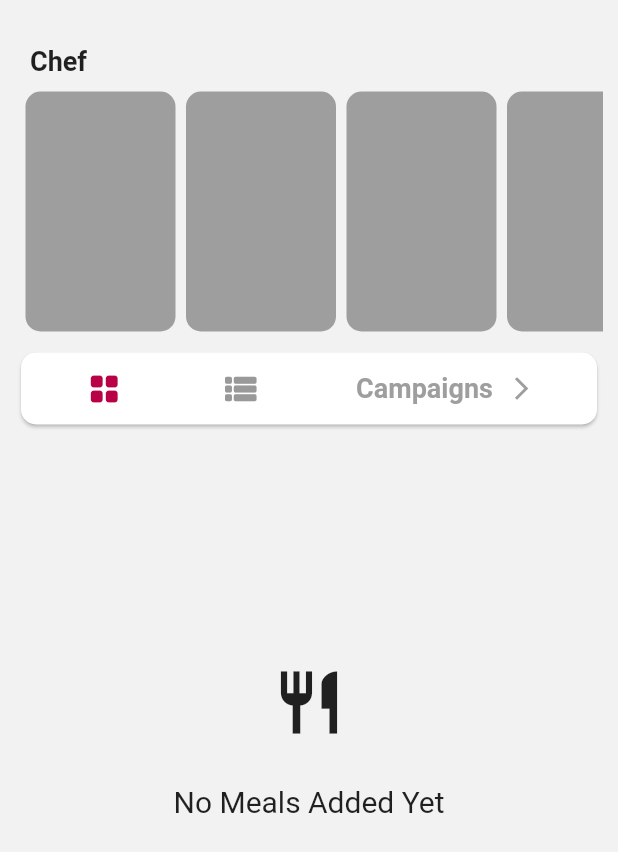
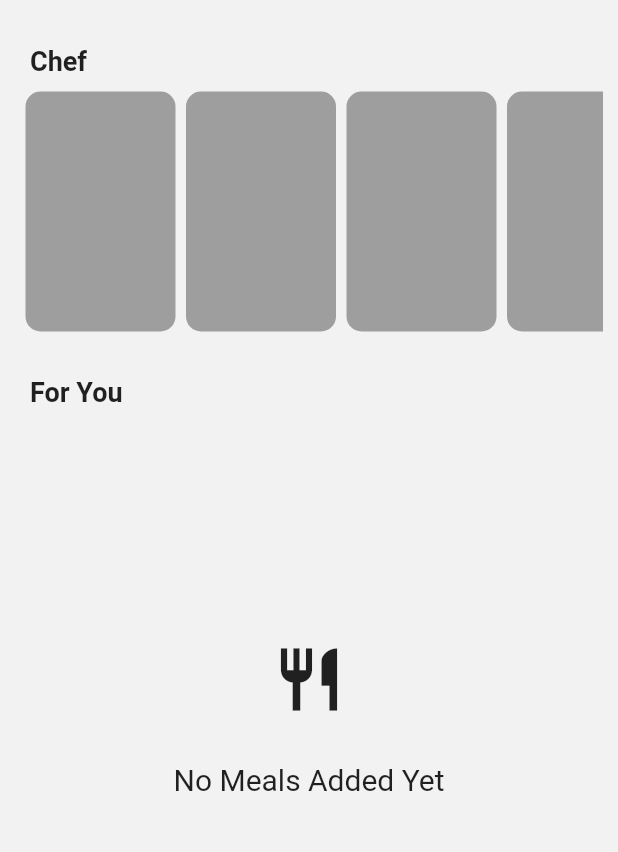
Before and after one commit to ekanemworks/camonta-frontend, a Flutter app: the HomeFeeds screen opened directly, on a phone screen of 412 x 824 dp. Shown: the top 852 px of the screen. Run offline on Flutter 3.47's test engine with Material 2 defaults, Android fonts, the phone set to English and light mode, and no system bars; our stand-ins replace carousel_slider, curved_navigation_bar, fluttertoast, image_picker, shared_preferences; missing offline and left inert: image_picker_for_web, shared_preferences_web; accounts and stored records are empty.

```diff
--- a/lib/screen/private/feeds/timeline.dart
+++ b/lib/screen/private/feeds/timeline.dart
@@ -86,24 +86,6 @@ class _HomeFeedsState extends State<HomeFeeds> {
         );
   }
 
-  List _baybn_members_general = [
-    '1',
-    '2',
-    '3',
-    '4',
-    '5',
-    '',
-    '',
-    '',
-    '',
-    '',
-    '',
-    '',
-    '',
-    '',
-    '',
-  ];
-
   @override
   Widget build(BuildContext context) {
     return Scaffold(
@@ -143,98 +125,14 @@ class _HomeFeedsState extends State<HomeFeeds> {
                   }).toList(),
                 ),
               ),
-              // NAVIGATION CARD
-              // NAVIGATION CARD
-              // NAVIGATION CARD
-              Card(
-                shape: RoundedRectangleBorder(
-                  borderRadius: BorderRadius.circular(10),
-                ),
-                child: Container(
-                  // width: MediaQuery.of(context).size.width - 190,
-                  width: double.maxFinite,
-                  padding: EdgeInsets.all(10),
-                  child: Row(
-                    // mainAxisAlignment: MainAxisAlignment.spaceAround,
-                    children: [
-                      Expanded(
-                        child: GestureDetector(
-                          onTap: () {
-                            setState(() {
-                              _itemGridView = true;
-                            });
-                          },
-                          child: _itemGridView == true
-                              ? Icon(
-                                  Icons.grid_view_rounded,
-                                  color: Color(0xffB80146),
-                                )
-                              : Icon(
-                                  Icons.grid_view_rounded,
-                                  color: Color(0xff999999),
-                                ),
-                        ),
-                      ),
-                      Expanded(
-                        child: GestureDetector(
-                          onTap: () {
-                            setState(() {
-                              _itemGridView = false;
-                            });
-                          },
-                          child: _itemGridView == false
-                              ? Icon(
-                                  Icons.view_list_rounded,
-                                  color: Color(0xffB80146),
-                                  size: 28,
-                                )
-                              : Icon(
-                                  Icons.view_list_rounded,
-                                  color: Color(0xff999999),
-                                  size: 28,
-                                ),
-                        ),
-                      ),
-                      Expanded(
-                        flex: 2,
-                        child: InkWell(
-                          onTap: () {
-                            Navigator.push(
-                              context,
-                              MaterialPageRoute(
-                                builder: (context) => ProfilePromotions(),
-                              ),
-                            );
-                          },
-                          child: Column(
-                            children: [
-                              Container(
-                                padding: EdgeInsets.all(3.0),
-                                child: Row(
-                                  mainAxisAlignment: MainAxisAlignment.center,
-                                  children: [
-                                    Text(
-                                      'Campaigns',
-                                      style: TextStyle(
-                                          fontSize: 18,
-                                          color: Colors.grey,
-                                          fontWeight: FontWeight.bold),
-                                    ),
-                                    SizedBox(width: 10),
-                                    Icon(Icons.arrow_forward_ios,
-                                        size: 18, color: Colors.grey),
-                                  ],
-                                ),
-                              ),
-                            ],
-                          ),
-                        ),
-                      ),
-                    ],
-                  ),
+              Container(
+                alignment: Alignment.centerLeft,
+                margin: EdgeInsets.only(left: 10, top: 20),
+                child: Text(
+                  'For You',
+                  style: TextStyle(fontSize: 18, fontWeight: FontWeight.bold),
                 ),
               ),
-
               Recommendation(
                   getmyProductRequirementMap: _getmyProductRequirementMap)
             ],
```
Also changed, not shown: 1 other file.
